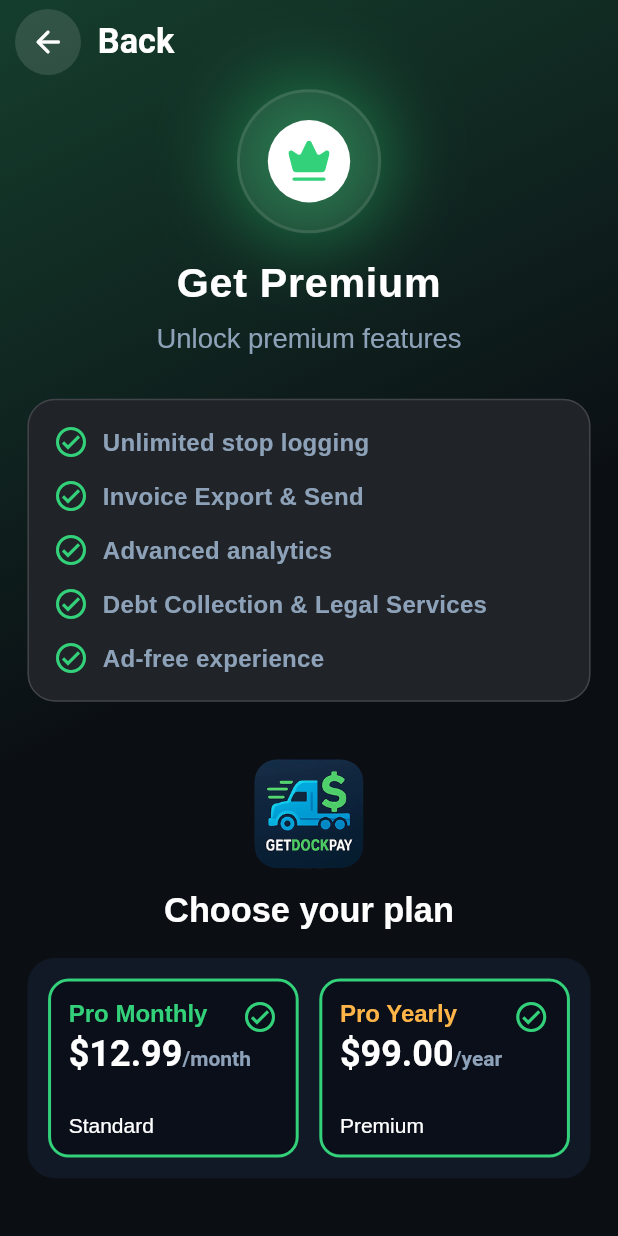
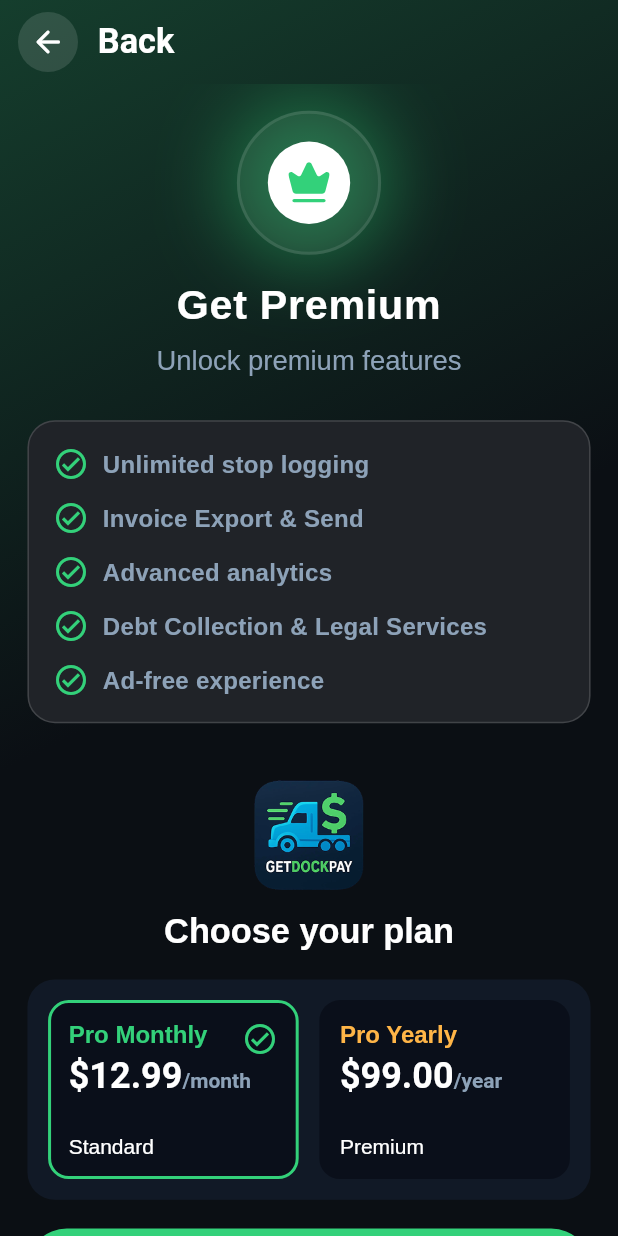
Before and after one commit to backbencherstudio/lukethompson13, a Flutter app: the ChooseSubscriptionPlanScreen screen opened by its route, on a phone screen of 412 x 824 dp. Run offline on Flutter 3.47's test engine with Material 3 defaults, Android fonts, the phone set to English and light mode, and no system bars; our stand-ins replace carousel_slider, connectivity_plus, dio, dotted_border, fl_chart, flutter_riverpod and 4 more; missing offline and left inert: otp_pin_field; accounts and stored records are empty.

```diff
--- a/lib/core/resource/constants/color_manager.dart
+++ b/lib/core/resource/constants/color_manager.dart
@@ -57,6 +57,7 @@ class ColorManager {
   // ===== Button & Label Colors =====
   static const Color buttonText = Color(0xFF334289);
   static const Color hintText = Color(0xFF5B5F5F);
+  static const Color iconDisabled = Color(0xFF404040);
 
   // ===== Neutral Colors =====
   static const Color blackColor = Color(0xFF000000);
--- a/lib/core/route/route_manager.dart
+++ b/lib/core/route/route_manager.dart
@@ -14,6 +14,7 @@ import 'package:lukethompson/presentation/profile/view/widget/edit_profile_scree
 import 'package:lukethompson/presentation/profile/view/widget/set_your_rate.dart';
 import 'package:lukethompson/presentation/reports/view/screen/reports_screen.dart';
 import 'package:lukethompson/presentation/splash_screen/splash_screen.dart';
+import 'package:lukethompson/presentation/start_subscription/view/choose_payment_method_screen.dart';
 import 'package:lukethompson/presentation/start_subscription/view/choose_subscription_plan_screen.dart';
 import 'package:lukethompson/presentation/stops/view/widget/claim_detials_widget.dart';
 import 'package:lukethompson/presentation/stops/view/widget/claim_review.dart';
@@ -59,6 +60,8 @@ class RouteGenerator {
         return MaterialPageRoute(builder: (_) => const MyClaimScreen());
       case RoutesName.chooseSubscriptionPlan:
         return MaterialPageRoute(builder: (_) => const ChooseSubscriptionPlanScreen());
+      case RoutesName.chooseSubscriptionPaymentMethod:
+        return MaterialPageRoute(builder: (_) => const ChoosePaymentMethodScreen());
 
       // case RoutesName.otpScreen:
       //   final args = routeSettings.arguments;
--- a/lib/core/route/routes_names.dart
+++ b/lib/core/route/routes_names.dart
@@ -28,4 +28,6 @@ class RoutesName {
 
   // Start Subscription
   static const String chooseSubscriptionPlan = "/chooseSubscriptionPlan";
+  static const String chooseSubscriptionPaymentMethod = "/chooseSubscriptionPaymentMethod";
+  static const String subscriptionSuccessful = "/subscriptionSuccessful";
 }
--- a/lib/core/widgets/global_app_bar.dart
+++ b/lib/core/widgets/global_app_bar.dart
@@ -87,7 +87,7 @@ class GlobalAppBar extends StatelessWidget implements PreferredSizeWidget {
                   style: FilledButton.styleFrom(
                     padding: EdgeInsets.zero,
                     backgroundColor: Colors.white12,
-                    minimumSize: Size.square(44),
+                    minimumSize: Size.square(40),
                   ),
                   child: const Icon(Icons.arrow_back_rounded, size: 24),
                 ),
--- a/lib/presentation/start_subscription/view/choose_subscription_plan_screen.dart
+++ b/lib/presentation/start_subscription/view/choose_subscription_plan_screen.dart
@@ -1,85 +1,46 @@
 import 'package:flutter/material.dart';
+import 'package:flutter_riverpod/flutter_riverpod.dart';
 import 'package:flutter_screenutil/flutter_screenutil.dart';
 import 'package:lukethompson/core/extensions/sizedbox_extension.dart';
 import 'package:lukethompson/core/resource/constants/color_manager.dart';
+import 'package:lukethompson/core/route/routes_names.dart';
 import 'package:lukethompson/core/widgets/app_gradient_background.dart';
 import 'package:lukethompson/core/widgets/global_app_bar.dart';
+import 'package:lukethompson/core/widgets/global_button.dart';
 import 'package:lukethompson/gen/assets.gen.dart';
-import 'package:lukethompson/presentation/home_screen/view/widget/svg_circle_icon.dart';
+import 'package:lukethompson/presentation/start_subscription/state/choose_subscription_plan_state.dart';
+import 'package:lukethompson/presentation/start_subscription/widgets/feature_list_card.dart';
+import 'package:lukethompson/presentation/start_subscription/widgets/get_premium_icon.dart';
+import 'package:lukethompson/presentation/start_subscription/widgets/plan_card.dart';
 
-const _monthlyFeatures = [
-  'Unlimited stop logging',
-  'Invoice Export & Send',
-  'Advanced analytics',
-  'Debt Collection & Legal Services',
-  'Ad-free experience',
-];
-
-const _yearlyFeatures = [
-  'Unlimited stop logging',
-  'Invoice Export & Send',
-  'Advanced analytics',
-  'Debt Collection & Legal Services',
-  'Ad-free experience',
-];
-
-class ChooseSubscriptionPlanScreen extends StatelessWidget {
+class ChooseSubscriptionPlanScreen extends ConsumerStatefulWidget {
   const ChooseSubscriptionPlanScreen({super.key});
 
   @override
+  ConsumerState<ChooseSubscriptionPlanScreen> createState() =>
+      _ChooseSubscriptionPlanScreenState();
+}
+
+class _ChooseSubscriptionPlanScreenState
+    extends ConsumerState<ChooseSubscriptionPlanScreen> {
+  @override
   Widget build(BuildContext context) {
+    final selectedPlanId = ref.watch(selectedPlanIdProvider).selectedPlanId;
+
     return AppGradientBackground(
       child: Scaffold(
         backgroundColor: Colors.transparent,
         appBar: GlobalAppBar(title: 'Back'),
         body: SingleChildScrollView(
           padding: EdgeInsets.symmetric(horizontal: 16.w),
+          child: SafeArea(
             child: Column(
               crossAxisAlignment: CrossAxisAlignment.stretch,
               children: [
+                12.height,
                 GetPremiumIcon(),
                 24.height,
-              Container(
-                padding: EdgeInsets.all(16),
-                decoration: BoxDecoration(
-                  borderRadius: BorderRadius.circular(16.r),
-                  border: Border.all(
-                    width: 1,
-                    color: Colors.white.withValues(alpha: .15),
-                  ),
-                  color: ColorManager.boxColor,
-                ),
-                child: Column(
-                  crossAxisAlignment: .start,
-                  children: [
-                    ...List.generate(
-                      _monthlyFeatures.length,
-                      (index) => Padding(
-                        padding: EdgeInsets.only(top: index == 0 ? 0 : 12),
-                        child: Row(
-                          children: [
-                            Icon(
-                              Icons.check_circle_outlined,
-                              color: ColorManager.primaryButton,
-                            ),
-                            8.width,
-                            Text(
-                              _monthlyFeatures[index],
-                              style: TextStyle(
-                                fontSize: 16,
-                                fontWeight: .w700,
-                                letterSpacing: 0.2,
-                                color: ColorManager.subtextColor,
-                              ),
-                            ),
-                          ],
-                        ),
-                      ),
-                    ),
-                  ],
-                ),
-              ),
-
+                FeatureListCard(features: getFeaturedPlanItems(selectedPlanId)),
                 32.height,
                 Center(
                   child: SizedBox.square(
@@ -99,8 +60,41 @@ class ChooseSubscriptionPlanScreen extends StatelessWidget {
                     ),
                   ),
                 ),
+
                 16.height,
-              Container(
+                _buildCardsRow(selectedPlanId),
+
+                16.height,
+                GlobalButton(
+                  label: "Subscribe Now",
+                  onPressed: () {
+                    Navigator.pushNamed(
+                      context,
+                      RoutesName.chooseSubscriptionPaymentMethod,
+                    );
+                  },
+                ),
+                16.height,
+                GlobalButton.secondary(
+                  label: "Start Free Trial",
+                  onPressed: () {
+                    Navigator.pushNamed(
+                      context,
+                      RoutesName.subscriptionSuccessful,
+                      arguments: {'isFree': true},
+                    );
+                  },
+                ),
+              ],
+            ),
+          ),
+        ),
+      ),
+    );
+  }
+
+  Container _buildCardsRow(String selectedPlanId) {
+    return Container(
       padding: .all(12.w),
       decoration: BoxDecoration(
         color: Color(0xff111926),
@@ -109,161 +103,29 @@ class ChooseSubscriptionPlanScreen extends StatelessWidget {
       child: Row(
         children: [
           PlanCard(
-                      isSelected: false,
+            isSelected: selectedPlanId == planIdMonthly,
             title: 'Pro Monthly',
             duration: 'month',
             planType: 'Standard',
             price: '\$12.99',
+            onTap: () => ref
+                .read(selectedPlanIdProvider.notifier)
+                .selectPlan(planIdMonthly),
           ),
           12.width,
           PlanCard(
-                      isSelected: false,
+            isSelected: selectedPlanId == planIdYearly,
             title: 'Pro Yearly',
             titleColor: ColorManager.warningColor,
             duration: 'year',
             planType: 'Premium',
             price: '\$99.00',
+            onTap: () => ref
+                .read(selectedPlanIdProvider.notifier)
+                .selectPlan(planIdYearly),
           ),
         ],
-                ),
-              ),
-            ],
-          ),
-        ),
       ),
     );
   }
 }
-
-class PlanCard extends StatelessWidget {
-  const PlanCard({
-    super.key,
-    required this.title,
-    required this.duration,
-    required this.planType,
-    required this.price,
-    this.titleColor = ColorManager.primaryButton,
-    required this.isSelected,
-    this.onTap,
-  });
-
-  final String title;
-  final String duration;
-  final String planType;
-  final String price;
-  final Color titleColor;
-  final bool isSelected;
-  final VoidCallback? onTap;
-
-  @override
-  Widget build(BuildContext context) {
-    return Expanded(
-      child: AspectRatio(
-        aspectRatio: 1.4,
-        child: GestureDetector(
-          onTap: onTap,
-          child: Container(
-            padding: .all(12.w),
-            foregroundDecoration: BoxDecoration(
-              border: Border.all(color: ColorManager.primaryButton, width: 2),
-              borderRadius: BorderRadius.circular(12.r),
-            ),
-            decoration: BoxDecoration(
-              color: Color(0xff0A0F1A),
-              borderRadius: BorderRadius.circular(12.r),
-            ),
-            child: Stack(
-              children: [
-                Column(
-                  crossAxisAlignment: .start,
-                  children: [
-                    Text(
-                      title,
-                      style: TextStyle(
-                        color: titleColor,
-                        fontSize: 14.sp,
-                        fontWeight: .w700,
-                      ),
-                    ),
-                    4.height,
-                    RichText(
-                      text: TextSpan(
-                        children: [
-                          TextSpan(
-                            text: price,
-                            style: TextStyle(
-                              color: Colors.white,
-                              fontSize: 24,
-                              fontWeight: .w700,
-                            ),
-                          ),
-                          TextSpan(
-                            text: '/$duration',
-                            style: TextStyle(
-                              color: ColorManager.subtextColor,
-                              fontSize: 14,
-                              fontWeight: .w700,
-                            ),
-                          ),
-                        ],
-                      ),
-                    ),
-                    const Spacer(),
-                    Text(planType, style: TextStyle(color: Colors.white)),
-                  ],
-                ),
-                Positioned(
-                  top: 0,
-                  right: 0,
-                  child: Icon(
-                    Icons.check_circle_outlined,
-                    color: ColorManager.primaryButton,
-                  ),
-                ),
-              ],
-            ),
-          ),
-        ),
-      ),
-    );
-  }
-}
-
-class GetPremiumIcon extends StatelessWidget {
-  const GetPremiumIcon({super.key});
-
-  @override
-  Widget build(BuildContext context) {
-    return Column(
-      mainAxisSize: .min,
-      crossAxisAlignment: .center,
-      children: [
-        SvgCircleIcon(svgPath: Assets.icons.crownAlt),
-        SizedBox(height: 12.h),
-        // Title
-        Text(
-          'Get Premium',
-          textAlign: TextAlign.center,
-          style: TextStyle(
-            color: Colors.white,
-            fontSize: 24.sp,
-            fontWeight: FontWeight.bold,
-            letterSpacing: 0.5,
-          ),
-        ),
-
-        SizedBox(height: 4.h),
-
-        Text(
-          'Unlock premium features',
-          textAlign: TextAlign.center,
-          style: TextStyle(
-            color: ColorManager.subtextColor,
-            fontSize: 16.sp,
-            height: 1.5,
-          ),
-        ),
-      ],
-    );
-  }
-}
--- /dev/null
+++ b/lib/presentation/start_subscription/widgets/feature_list_card.dart
@@ -0,0 +1,54 @@
+import 'package:flutter/material.dart';
+import 'package:flutter_screenutil/flutter_screenutil.dart';
+import 'package:lukethompson/core/extensions/sizedbox_extension.dart';
+import 'package:lukethompson/core/resource/constants/color_manager.dart';
+
+class FeatureListCard extends StatelessWidget {
+  const FeatureListCard({super.key, required this.features});
+
+  final List<String> features;
+
+  @override
+  Widget build(BuildContext context) {
+    return Container(
+      padding: EdgeInsets.all(16),
+      decoration: BoxDecoration(
+        borderRadius: BorderRadius.circular(16.r),
+        border: Border.all(
+          width: 1,
+          color: Colors.white.withValues(alpha: .15),
+        ),
+        color: ColorManager.boxColor,
+      ),
+      child: Column(
+        crossAxisAlignment: .start,
+        children: [
+          ...List.generate(
+            features.length,
+            (index) => Padding(
+              padding: EdgeInsets.only(top: index == 0 ? 0 : 12),
+              child: Row(
+                children: [
+                  Icon(
+                    Icons.check_circle_outlined,
+                    color: ColorManager.primaryButton,
+                  ),
+                  8.width,
+                  Text(
+                    features[index],
+                    style: TextStyle(
+                      fontSize: 16,
+                      fontWeight: .w700,
+                      letterSpacing: 0.2,
+                      color: ColorManager.subtextColor,
+                    ),
+                  ),
+                ],
+              ),
+            ),
+          ),
+        ],
+      ),
+    );
+  }
+}
--- /dev/null
+++ b/lib/presentation/start_subscription/widgets/get_premium_icon.dart
@@ -0,0 +1,44 @@
+import 'package:flutter/material.dart';
+import 'package:flutter_screenutil/flutter_screenutil.dart';
+import 'package:lukethompson/core/resource/constants/color_manager.dart';
+import 'package:lukethompson/gen/assets.gen.dart';
+import 'package:lukethompson/presentation/home_screen/view/widget/svg_circle_icon.dart';
+
+class GetPremiumIcon extends StatelessWidget {
+  const GetPremiumIcon({super.key});
+
+  @override
+  Widget build(BuildContext context) {
+    return Column(
+      mainAxisSize: .min,
+      crossAxisAlignment: .center,
+      children: [
+        SvgCircleIcon(svgPath: Assets.icons.crownAlt),
+        SizedBox(height: 12.h),
+        // Title
+        Text(
+          'Get Premium',
+          textAlign: TextAlign.center,
+          style: TextStyle(
+            color: Colors.white,
+            fontSize: 24.sp,
+            fontWeight: FontWeight.bold,
+            letterSpacing: 0.5,
+          ),
+        ),
+
+        SizedBox(height: 4.h),
+
+        Text(
+          'Unlock premium features',
+          textAlign: TextAlign.center,
+          style: TextStyle(
+            color: ColorManager.subtextColor,
+            fontSize: 16.sp,
+            height: 1.5,
+          ),
+        ),
+      ],
+    );
+  }
+}
--- /dev/null
+++ b/lib/presentation/start_subscription/widgets/plan_card.dart
@@ -0,0 +1,101 @@
+import 'package:flutter/material.dart';
+import 'package:flutter_screenutil/flutter_screenutil.dart';
+import 'package:lukethompson/core/extensions/sizedbox_extension.dart';
+import 'package:lukethompson/core/resource/constants/color_manager.dart';
+
+class PlanCard extends StatelessWidget {
+  const PlanCard({
+    super.key,
+    required this.title,
+    required this.duration,
+    required this.planType,
+    required this.price,
+    this.titleColor = ColorManager.primaryButton,
+    required this.isSelected,
+    this.onTap,
+  });
+
+  final String title;
+  final String duration;
+  final String planType;
+  final String price;
+  final Color titleColor;
+  final bool isSelected;
+  final VoidCallback? onTap;
+
+  @override
+  Widget build(BuildContext context) {
+    return Expanded(
+      child: AspectRatio(
+        aspectRatio: 1.4,
+        child: GestureDetector(
+          onTap: onTap,
+          child: Container(
+            padding: .all(12.w),
+            foregroundDecoration: BoxDecoration(
+              border: isSelected
+                  ? Border.all(color: ColorManager.primaryButton, width: 2)
+                  : null,
+              borderRadius: BorderRadius.circular(12.r),
+            ),
+            decoration: BoxDecoration(
+              color: Color(0xff0A0F1A),
+              borderRadius: BorderRadius.circular(12.r),
+            ),
+            child: Stack(
+              children: [
+                Column(
+                  crossAxisAlignment: .start,
+                  children: [
+                    Text(
+                      title,
+                      style: TextStyle(
+                        color: titleColor,
+                        fontSize: 14.sp,
+                        fontWeight: .w700,
+                      ),
+                    ),
+                    4.height,
+                    RichText(
+                      text: TextSpan(
+                        children: [
+                          TextSpan(
+                            text: price,
+                            style: TextStyle(
+                              color: Colors.white,
+                              fontSize: 24,
+                              fontWeight: .w700,
+                            ),
+                          ),
+                          TextSpan(
+                            text: '/$duration',
+                            style: TextStyle(
+                              color: ColorManager.subtextColor,
+                              fontSize: 14,
+                              fontWeight: .w700,
+                            ),
+                          ),
+                        ],
+                      ),
+                    ),
+                    const Spacer(),
+                    Text(planType, style: TextStyle(color: Colors.white)),
+                  ],
+                ),
+                if (isSelected)
+                  Positioned(
+                    top: 0,
+                    right: 0,
+                    child: Icon(
+                      Icons.check_circle_outlined,
+                      color: ColorManager.primaryButton,
+                    ),
+                  ),
+              ],
+            ),
+          ),
+        ),
+      ),
+    );
+  }
+}
```
Also changed, not shown: lib/gen/assets.gen.dart (+9 -0 lines), lib/presentation/start_subscription/state/choose_subscription_plan_state.dart (added, +64 -0 lines), lib/presentation/start_subscription/view/choose_payment_method_screen.dart (added, +86 -0 lines), lib/presentation/start_subscription/widgets/payment_option.dart (added, +61 -0 lines), assets/icons/mastercard-logo.svg (added), lib/presentation/profile/view/screen/profile_screen.dart (line endings or trailing spaces). Lines whose indentation alone changed are shown as unchanged.
